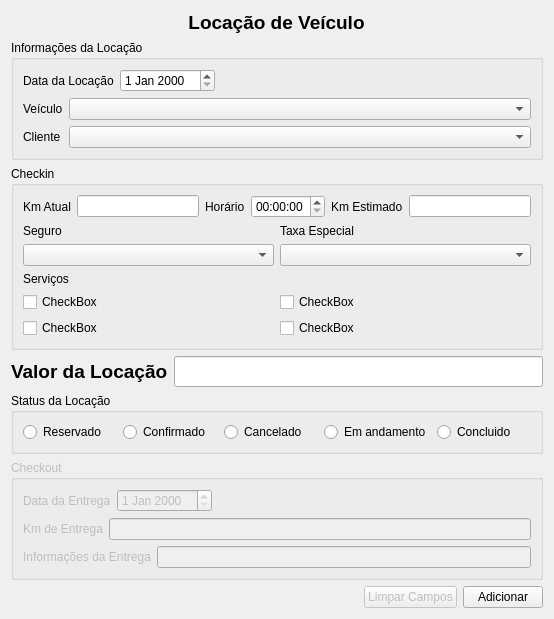
Before: the Qt Designer form ui/ui_locacao.ui in adaiasreis/Projeto, drawn with Qt 5.
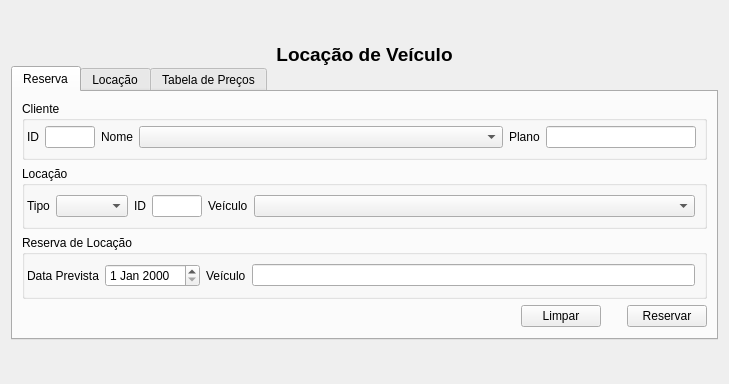
After: the same form once the commit is applied.

What changed in the file:
```diff
--- a/ui/ui_locacao.ui
+++ b/ui/ui_locacao.ui
@@ -6,12 +6,12 @@
    <rect>
     <x>0</x>
     <y>0</y>
-    <width>554</width>
-    <height>576</height>
+    <width>729</width>
+    <height>384</height>
    </rect>
   </property>
   <property name="sizePolicy">
-   <sizepolicy hsizetype="Preferred" vsizetype="Ignored">
+   <sizepolicy hsizetype="Preferred" vsizetype="Preferred">
     <horstretch>0</horstretch>
     <verstretch>0</verstretch>
    </sizepolicy>
@@ -19,11 +19,23 @@
   <property name="windowTitle">
    <string>Locação de Veículos</string>
   </property>
-  <layout class="QVBoxLayout" name="verticalLayout_5">
+  <layout class="QVBoxLayout" name="verticalLayout_2">
    <item>
     <layout class="QVBoxLayout" name="verticalLayout">
+     <property name="spacing">
+      <number>0</number>
+     </property>
+     <property name="sizeConstraint">
+      <enum>QLayout::SetMinAndMaxSize</enum>
+     </property>
+     <property name="bottomMargin">
+      <number>0</number>
+     </property>
      <item>
-      <layout class="QGridLayout" name="gridLayout">
+      <layout class="QGridLayout" name="gridLayout_6">
+       <property name="sizeConstraint">
+        <enum>QLayout::SetDefaultConstraint</enum>
+       </property>
        <item row="0" column="0">
         <widget class="QLabel" name="label">
          <property name="sizePolicy">
@@ -47,17 +59,142 @@
       </layout>
      </item>
      <item>
+      <widget class="QTabWidget" name="tabWidget">
+       <property name="sizePolicy">
+        <sizepolicy hsizetype="Preferred" vsizetype="Fixed">
+         <horstretch>0</horstretch>
+         <verstretch>0</verstretch>
+        </sizepolicy>
+       </property>
+       <property name="currentIndex">
+        <number>0</number>
+       </property>
+       <property name="tabBarAutoHide">
+        <bool>false</bool>
+       </property>
+       <widget class="QWidget" name="tab">
+        <attribute name="title">
+         <string>Reserva</string>
+        </attribute>
+        <layout class="QGridLayout" name="gridLayout_5">
+         <item row="1" column="0" colspan="2">
+          <widget class="QGroupBox" name="groupBox_5">
+           <property name="sizePolicy">
+            <sizepolicy hsizetype="Preferred" vsizetype="Fixed">
+             <horstretch>0</horstretch>
+             <verstretch>0</verstretch>
+            </sizepolicy>
+           </property>
+           <property name="title">
+            <string>Locação</string>
+           </property>
+           <layout class="QHBoxLayout" name="horizontalLayout_4">
+            <property name="leftMargin">
+             <number>2</number>
+            </property>
+            <item>
+             <layout class="QGridLayout" name="gridLayout">
+              <item row="0" column="0">
+               <widget class="QLabel" name="label_15">
+                <property name="sizePolicy">
+                 <sizepolicy hsizetype="Fixed" vsizetype="Preferred">
+                  <horstretch>0</horstretch>
+                  <verstretch>0</verstretch>
+                 </sizepolicy>
+                </property>
+                <property name="text">
+                 <string>Tipo</string>
+                </property>
+               </widget>
+              </item>
+              <item row="0" column="1">
+               <widget class="QComboBox" name="comboTipo">
+                <property name="sizePolicy">
+                 <sizepolicy hsizetype="Fixed" vsizetype="Fixed">
+                  <horstretch>0</horstretch>
+                  <verstretch>0</verstretch>
+                 </sizepolicy>
+                </property>
+               </widget>
+              </item>
+              <item row="0" column="2">
+               <widget class="QLabel" name="label_17">
+                <property name="sizePolicy">
+                 <sizepolicy hsizetype="Fixed" vsizetype="Preferred">
+                  <horstretch>0</horstretch>
+                  <verstretch>0</verstretch>
+                 </sizepolicy>
+                </property>
+                <property name="text">
+                 <string>ID</string>
+                </property>
+               </widget>
+              </item>
+              <item row="0" column="3">
+               <widget class="QLineEdit" name="campId_veiculo">
+                <property name="sizePolicy">
+                 <sizepolicy hsizetype="Fixed" vsizetype="Fixed">
+                  <horstretch>0</horstretch>
+                  <verstretch>0</verstretch>
+                 </sizepolicy>
+                </property>
+                <property name="maximumSize">
+                 <size>
+                  <width>50</width>
+                  <height>16777215</height>
+                 </size>
+                </property>
+               </widget>
+              </item>
+              <item row="0" column="4">
+               <widget class="QLabel" name="label_18">
+                <property name="sizePolicy">
+                 <sizepolicy hsizetype="Fixed" vsizetype="Preferred">
+                  <horstretch>0</horstretch>
+                  <verstretch>0</verstretch>
+                 </sizepolicy>
+                </property>
+                <property name="text">
+                 <string>Veículo</string>
+                </property>
+               </widget>
+              </item>
+              <item row="0" column="5">
+               <widget class="QComboBox" name="comboVeiculo">
+                <property name="sizePolicy">
+                 <sizepolicy hsizetype="Preferred" vsizetype="Preferred">
+                  <horstretch>0</horstretch>
+                  <verstretch>0</verstretch>
+                 </sizepolicy>
+                </property>
+               </widget>
+              </item>
+             </layout>
+            </item>
+           </layout>
+          </widget>
+         </item>
+         <item row="2" column="0" colspan="2">
       <widget class="QGroupBox" name="groupBox">
+           <property name="sizePolicy">
+            <sizepolicy hsizetype="Preferred" vsizetype="Fixed">
+             <horstretch>0</horstretch>
+             <verstretch>0</verstretch>
+            </sizepolicy>
+           </property>
        <property name="title">
-        <string>Informações da Locação</string>
-       </property>
-       <layout class="QVBoxLayout" name="verticalLayout_2">
+            <string>Reserva de Locação</string>
+           </property>
+           <layout class="QHBoxLayout" name="horizontalLayout_5">
+            <property name="leftMargin">
+             <number>2</number>
+            </property>
         <item>
-         <layout class="QFormLayout" name="formLayout_2">
+             <layout class="QGridLayout" name="gridLayout_4">
           <item row="0" column="0">
            <widget class="QLabel" name="label_3">
             <property name="text">
-             <string>Data da Locação</string>
+                 <string>Data Prevista</string>
             </property>
            </widget>
           </item>
@@ -71,35 +208,193 @@
             </property>
            </widget>
           </item>
-         </layout>
-        </item>
-        <item>
-         <layout class="QFormLayout" name="formLayout_5">
-          <item row="0" column="0">
+              <item row="0" column="2">
            <widget class="QLabel" name="label_4">
             <property name="text">
              <string>Veículo</string>
             </property>
            </widget>
           </item>
-          <item row="0" column="1">
-           <widget class="QComboBox" name="comboVeiculo"/>
-          </item>
-          <item row="1" column="0">
-           <widget class="QLabel" name="label_5">
+              <item row="0" column="3">
+               <widget class="QLineEdit" name="campVeiculo"/>
+              </item>
+             </layout>
+            </item>
+           </layout>
+          </widget>
+         </item>
+         <item row="3" column="0">
+          <spacer name="horizontalSpacer_2">
+           <property name="orientation">
+            <enum>Qt::Horizontal</enum>
+           </property>
+           <property name="sizeHint" stdset="0">
+            <size>
+             <width>492</width>
+             <height>20</height>
+            </size>
+           </property>
+          </spacer>
+         </item>
+         <item row="3" column="1">
+          <layout class="QHBoxLayout" name="horizontalLayout">
+           <property name="sizeConstraint">
+            <enum>QLayout::SetFixedSize</enum>
+           </property>
+           <item>
+            <widget class="QPushButton" name="b_limpar">
             <property name="text">
+              <string>Limpar</string>
+             </property>
+            </widget>
+           </item>
+           <item>
+            <spacer name="horizontalSpacer">
+             <property name="orientation">
+              <enum>Qt::Horizontal</enum>
+             </property>
+             <property name="sizeType">
+              <enum>QSizePolicy::Fixed</enum>
+             </property>
+             <property name="sizeHint" stdset="0">
+              <size>
+               <width>20</width>
+               <height>20</height>
+              </size>
+             </property>
+            </spacer>
+           </item>
+           <item>
+            <widget class="QPushButton" name="b_reserva">
+             <property name="text">
+              <string>Reservar</string>
+             </property>
+            </widget>
+           </item>
+          </layout>
+         </item>
+         <item row="0" column="0" colspan="2">
+          <widget class="QGroupBox" name="groupBox_3">
+           <property name="sizePolicy">
+            <sizepolicy hsizetype="Preferred" vsizetype="Fixed">
+             <horstretch>0</horstretch>
+             <verstretch>0</verstretch>
+            </sizepolicy>
+           </property>
+           <property name="title">
              <string>Cliente</string>
             </property>
-           </widget>
-          </item>
-          <item row="1" column="1">
-           <widget class="QComboBox" name="comboCliente"/>
-          </item>
+           <layout class="QHBoxLayout" name="horizontalLayout_3">
+            <property name="leftMargin">
+             <number>2</number>
+            </property>
+            <property name="topMargin">
+             <number>5</number>
+            </property>
+            <property name="rightMargin">
+             <number>8</number>
+            </property>
+            <item>
+             <layout class="QGridLayout" name="gridLayout_2">
+              <property name="sizeConstraint">
+               <enum>QLayout::SetMinimumSize</enum>
+              </property>
+              <item row="0" column="0">
+               <widget class="QLabel" name="label_16">
+                <property name="sizePolicy">
+                 <sizepolicy hsizetype="Fixed" vsizetype="Preferred">
+                  <horstretch>0</horstretch>
+                  <verstretch>0</verstretch>
+                 </sizepolicy>
+                </property>
+                <property name="text">
+                 <string>ID</string>
+                </property>
+               </widget>
+              </item>
+              <item row="0" column="1">
+               <widget class="QLineEdit" name="campId_cli">
+                <property name="sizePolicy">
+                 <sizepolicy hsizetype="Fixed" vsizetype="Expanding">
+                  <horstretch>2</horstretch>
+                  <verstretch>10</verstretch>
+                 </sizepolicy>
+                </property>
+                <property name="maximumSize">
+                 <size>
+                  <width>50</width>
+                  <height>16777215</height>
+                 </size>
+                </property>
+                <property name="readOnly">
+                 <bool>true</bool>
+                </property>
+               </widget>
+              </item>
+              <item row="0" column="2">
+               <widget class="QLabel" name="label_5">
+                <property name="sizePolicy">
+                 <sizepolicy hsizetype="Fixed" vsizetype="Preferred">
+                  <horstretch>0</horstretch>
+                  <verstretch>0</verstretch>
+                 </sizepolicy>
+                </property>
+                <property name="text">
+                 <string>Nome</string>
+                </property>
+               </widget>
+              </item>
+              <item row="0" column="3">
+               <widget class="QComboBox" name="comboCliente">
+                <property name="sizePolicy">
+                 <sizepolicy hsizetype="Preferred" vsizetype="Maximum">
+                  <horstretch>0</horstretch>
+                  <verstretch>0</verstretch>
+                 </sizepolicy>
+                </property>
+               </widget>
+              </item>
+              <item row="0" column="4">
+               <widget class="QLabel" name="label_6">
+                <property name="sizePolicy">
+                 <sizepolicy hsizetype="Fixed" vsizetype="Preferred">
+                  <horstretch>0</horstretch>
+                  <verstretch>0</verstretch>
+                 </sizepolicy>
+                </property>
+                <property name="text">
+                 <string>Plano</string>
+                </property>
+               </widget>
+              </item>
+              <item row="0" column="5">
+               <widget class="QLineEdit" name="campPlano">
+                <property name="sizePolicy">
+                 <sizepolicy hsizetype="Fixed" vsizetype="Minimum">
+                  <horstretch>0</horstretch>
+                  <verstretch>0</verstretch>
+                 </sizepolicy>
+                </property>
+                <property name="maximumSize">
+                 <size>
+                  <width>150</width>
+                  <height>16777215</height>
+                 </size>
+                </property>
+               </widget>
+              </item>
          </layout>
         </item>
        </layout>
       </widget>
      </item>
+        </layout>
+       </widget>
+       <widget class="QWidget" name="tab_2">
+        <attribute name="title">
+         <string>Locação</string>
+        </attribute>
+        <layout class="QVBoxLayout" name="verticalLayout_4">
      <item>
       <widget class="QGroupBox" name="groupBox_2">
        <property name="sizePolicy">
@@ -111,8 +406,8 @@
        <property name="title">
         <string>Checkin</string>
        </property>
-       <layout class="QVBoxLayout" name="verticalLayout_4">
-        <item>
+           <layout class="QGridLayout" name="gridLayout_10">
+            <item row="0" column="0">
          <layout class="QGridLayout" name="gridLayout_3">
           <item row="0" column="0">
            <widget class="QLabel" name="label_2">
@@ -121,39 +416,19 @@
             </property>
            </widget>
           </item>
-          <item row="0" column="1">
-           <widget class="QLineEdit" name="campKmInic"/>
-          </item>
-          <item row="0" column="2">
-           <widget class="QLabel" name="label_6">
-            <property name="text">
-             <string>Horário</string>
-            </property>
-           </widget>
-          </item>
           <item row="0" column="3">
-           <widget class="QTimeEdit" name="horaIn">
-            <property name="sizePolicy">
-             <sizepolicy hsizetype="Fixed" vsizetype="Fixed">
-              <horstretch>0</horstretch>
-              <verstretch>0</verstretch>
-             </sizepolicy>
-            </property>
-           </widget>
-          </item>
-          <item row="0" column="4">
-           <widget class="QLabel" name="label_7">
-            <property name="text">
-             <string>Km Estimado</string>
-            </property>
-           </widget>
-          </item>
-          <item row="0" column="5">
            <widget class="QLineEdit" name="campKmEstim"/>
           </item>
-         </layout>
-        </item>
-        <item>
+              <item row="0" column="2">
+               <widget class="QLabel" name="label_7">
+                <property name="text">
+                 <string>Uso Estimado(Km)</string>
+                </property>
+               </widget>
+              </item>
+             </layout>
+            </item>
+            <item row="1" column="0">
          <layout class="QGridLayout" name="gridLayout_7">
           <item row="1" column="3">
            <widget class="QComboBox" name="comboTaxas"/>
@@ -165,58 +440,65 @@
             </property>
            </widget>
           </item>
-          <item row="0" column="1">
-           <widget class="QLabel" name="label_8">
-            <property name="text">
-             <string>Seguro</string>
-            </property>
-           </widget>
-          </item>
-          <item row="2" column="1">
+              <item row="3" column="1">
            <widget class="QLabel" name="label_14">
             <property name="text">
              <string>Serviços</string>
             </property>
            </widget>
           </item>
-          <item row="3" column="1">
-           <widget class="QCheckBox" name="checkBox">
-            <property name="text">
-             <string>CheckBox</string>
-            </property>
-           </widget>
-          </item>
           <item row="4" column="1">
            <widget class="QCheckBox" name="checkBox_2">
             <property name="text">
-             <string>CheckBox</string>
-            </property>
-           </widget>
-          </item>
-          <item row="1" column="1">
-           <widget class="QComboBox" name="comboSeguro"/>
-          </item>
-          <item row="3" column="3">
-           <widget class="QCheckBox" name="checkBox_3">
-            <property name="text">
-             <string>CheckBox</string>
+                 <string>Navegador GPS</string>
             </property>
            </widget>
           </item>
           <item row="4" column="3">
+               <widget class="QCheckBox" name="cb_cadeirinha">
+                <property name="text">
+                 <string>Cadeirinha de bebê</string>
+                </property>
+               </widget>
+              </item>
+              <item row="5" column="3">
            <widget class="QCheckBox" name="checkBox_4">
             <property name="text">
              <string>CheckBox</string>
             </property>
            </widget>
           </item>
-         </layout>
-        </item>
-       </layout>
-      </widget>
-     </item>
-     <item>
-      <layout class="QFormLayout" name="formLayout">
+              <item row="5" column="1">
+               <widget class="QCheckBox" name="cb_guicho">
+                <property name="text">
+                 <string>Guincho 24h</string>
+                </property>
+               </widget>
+              </item>
+              <item row="0" column="1">
+               <widget class="QLabel" name="label_8">
+                <property name="text">
+                 <string>Seguro</string>
+                </property>
+               </widget>
+              </item>
+              <item row="1" column="1">
+               <widget class="QComboBox" name="comboSeguro">
+                <property name="sizePolicy">
+                 <sizepolicy hsizetype="Preferred" vsizetype="Fixed">
+                  <horstretch>0</horstretch>
+                  <verstretch>0</verstretch>
+                 </sizepolicy>
+                </property>
+               </widget>
+              </item>
+              <item row="1" column="3">
+               <widget class="QComboBox" name="comboTaxas"/>
+              </item>
+             </layout>
+            </item>
+            <item row="2" column="0">
+             <layout class="QGridLayout" name="gridLayout_8">
        <item row="0" column="0">
         <widget class="QLabel" name="label_13">
          <property name="text">
@@ -240,68 +522,27 @@
        </item>
       </layout>
      </item>
-     <item>
-      <widget class="QGroupBox" name="g_status">
-       <property name="enabled">
-        <bool>true</bool>
-       </property>
-       <property name="sizePolicy">
-        <sizepolicy hsizetype="Preferred" vsizetype="Fixed">
-         <horstretch>0</horstretch>
-         <verstretch>0</verstretch>
-        </sizepolicy>
-       </property>
-       <property name="title">
-        <string>Status da Locação</string>
-       </property>
-       <layout class="QHBoxLayout" name="horizontalLayout_2">
-        <item>
-         <layout class="QGridLayout" name="gridLayout_8">
-          <item row="0" column="4">
-           <widget class="QRadioButton" name="r_concluido">
-            <property name="text">
-             <string>Concluido</string>
-            </property>
-           </widget>
-          </item>
-          <item row="0" column="0">
-           <widget class="QRadioButton" name="r_reservado">
-            <property name="text">
-             <string>Reservado</string>
-            </property>
-           </widget>
-          </item>
-          <item row="0" column="1">
-           <widget class="QRadioButton" name="r_confirmado">
-            <property name="text">
-             <string>Confirmado</string>
-            </property>
-           </widget>
-          </item>
-          <item row="0" column="3">
-           <widget class="QRadioButton" name="r_andamento">
-            <property name="text">
-             <string>Em andamento</string>
-            </property>
-           </widget>
-          </item>
-          <item row="0" column="2">
-           <widget class="QRadioButton" name="r_cancelado">
-            <property name="text">
-             <string>Cancelado</string>
-            </property>
-           </widget>
-          </item>
-         </layout>
-        </item>
-       </layout>
-      </widget>
-     </item>
-     <item>
+           </layout>
+          </widget>
+         </item>
+        </layout>
+       </widget>
+       <widget class="QWidget" name="tab_3">
+        <attribute name="title">
+         <string>Tabela de Preços</string>
+        </attribute>
       <widget class="QGroupBox" name="groupBox_4">
        <property name="enabled">
         <bool>false</bool>
        </property>
+         <property name="geometry">
+          <rect>
+           <x>0</x>
+           <y>80</y>
+           <width>536</width>
+           <height>165</height>
+          </rect>
+         </property>
        <property name="title">
         <string>Checkout</string>
        </property>
@@ -357,40 +598,8 @@
         </item>
        </layout>
       </widget>
-     </item>
-     <item>
-      <layout class="QHBoxLayout" name="horizontalLayout">
-       <item>
-        <spacer name="horizontalSpacer">
-         <property name="orientation">
-          <enum>Qt::Horizontal</enum>
-         </property>
-         <property name="sizeHint" stdset="0">
-          <size>
-           <width>40</width>
-           <height>20</height>
-          </size>
-         </property>
-        </spacer>
-       </item>
-       <item>
-        <widget class="QPushButton" name="b_limpar">
-         <property name="enabled">
-          <bool>false</bool>
-         </property>
-         <property name="text">
-          <string>Limpar Campos</string>
-         </property>
-        </widget>
-       </item>
-       <item>
-        <widget class="QPushButton" name="b_novo">
-         <property name="text">
-          <string>Adicionar</string>
-         </property>
-        </widget>
-       </item>
-      </layout>
+       </widget>
+      </widget>
      </item>
     </layout>
    </item>
```
Left out of the diff: 32 changed lines with no effect on the pictures. Lines whose indentation alone changed are shown as unchanged.
